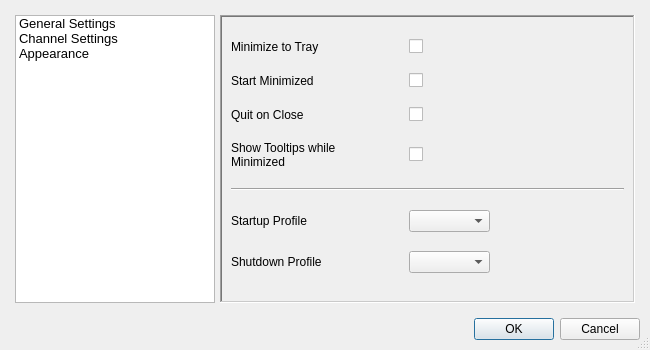
Old version of the form gui_preferences.ui in the repository Shub77/phoebetria-code.
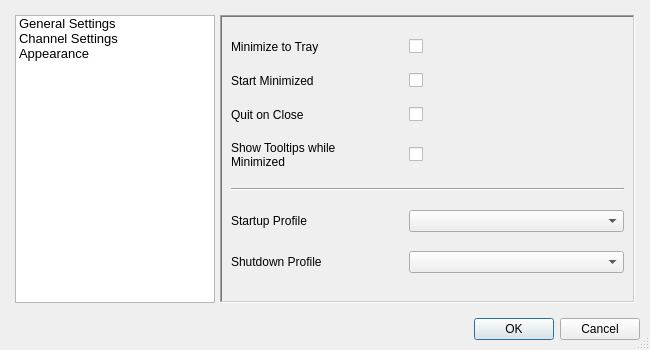
New version of the form. The open tabs and pages were chosen to show the change. Icons and pictures are not drawn.

Patch:
```diff
--- a/gui_preferences.ui
+++ b/gui_preferences.ui
@@ -105,16 +105,6 @@
            </property>
           </widget>
          </item>
-         <item row="11" column="2" colspan="2">
-          <widget class="QComboBox" name="ctrl_shutdownProfile">
-           <property name="styleSheet">
-            <string notr="true"/>
-           </property>
-           <property name="editable">
-            <bool>false</bool>
-           </property>
-          </widget>
-         </item>
          <item row="0" column="2">
           <widget class="QCheckBox" name="ctrl_minimizeToTray">
            <property name="sizePolicy">
@@ -131,13 +121,6 @@
            </property>
           </widget>
          </item>
-         <item row="10" column="2" colspan="2">
-          <widget class="QComboBox" name="ctrl_startupProfile">
-           <property name="styleSheet">
-            <string notr="true"/>
-           </property>
-          </widget>
-         </item>
          <item row="1" column="2">
           <widget class="QCheckBox" name="ctrl_minimizeOnStart">
            <property name="sizePolicy">
@@ -208,6 +191,23 @@
            </property>
           </widget>
          </item>
+         <item row="10" column="2" colspan="4">
+          <widget class="QComboBox" name="ctrl_startupProfile">
+           <property name="styleSheet">
+            <string notr="true"/>
+           </property>
+          </widget>
+         </item>
+         <item row="11" column="2" colspan="4">
+          <widget class="QComboBox" name="ctrl_shutdownProfile">
+           <property name="styleSheet">
+            <string notr="true"/>
+           </property>
+           <property name="editable">
+            <bool>false</bool>
+           </property>
+          </widget>
+         </item>
         </layout>
        </widget>
        <widget class="QWidget" name="page_channelSettings">
```
